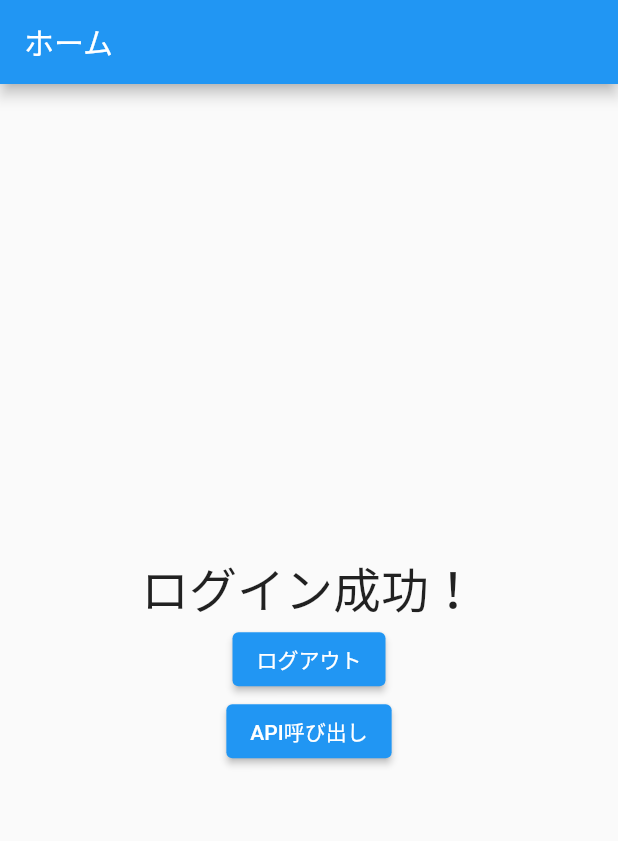
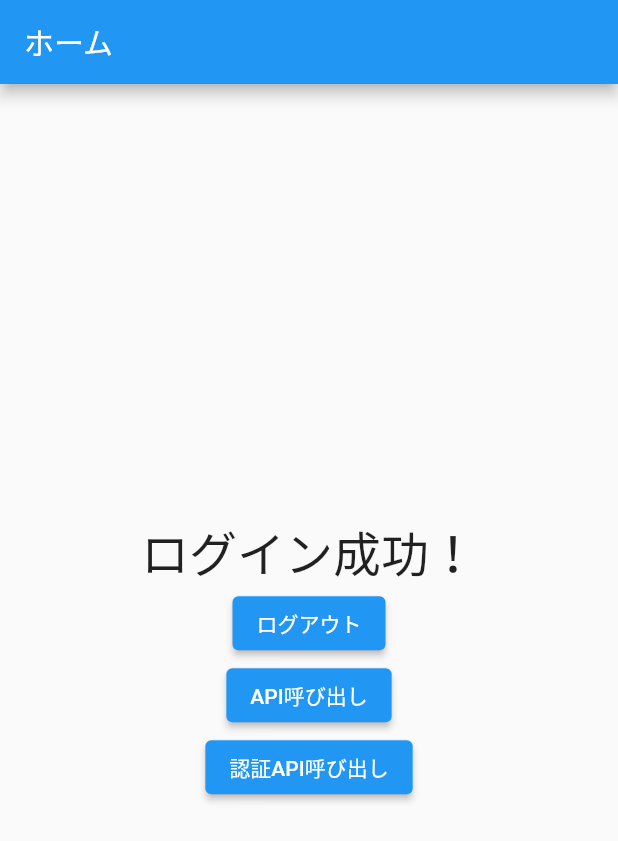
Before and after one commit to sota1111/flut, a Flutter app: the screen it shows after launch, on a phone screen of 412 x 824 dp. Shown: the top 841 px of the screen. Run offline on Flutter 3.47's test engine with Material 2 defaults, Android fonts, the phone set to English and light mode, and no system bars; our stand-ins replace flutter_riverpod, hive, hive_flutter, screenshot, share_plus; missing offline and left inert: amazon_cognito_identity_dart_2, amplify_auth_cognito, amplify_authenticator, amplify_flutter; accounts and stored records are empty.

Commit message:
認証API呼び出し追加

```diff
--- a/test_cognito_amplify/lib/main.dart
+++ b/test_cognito_amplify/lib/main.dart
@@ -59,6 +59,20 @@ class _AuthenticationAppState extends State<AuthenticationApp> {
     }
   }
 
+  Future<void> _callAuthApi() async {
+    const String url = 'https://oann6llonk.execute-api.ap-northeast-1.amazonaws.com/Prod/ask';
+    final response = await http.get(
+      Uri.parse(url),
+      headers: {'Content-Type': 'application/json'},
+    );
+
+    if (response.statusCode == 200) {
+      print('API Response: ${response.body}');
+    } else {
+      print('Error calling API: ${response.statusCode}');
+    }
+  }
+
   @override
   Widget build(BuildContext context) {
     return Authenticator(
@@ -79,6 +93,10 @@ class _AuthenticationAppState extends State<AuthenticationApp> {
                   onPressed: _callApi,
                   child: const Text('API呼び出し'),
                 ),
+                ElevatedButton(
+                  onPressed: _callAuthApi,
+                  child: const Text('認証API呼び出し'),
+                ),
               ],
             ),
           ),
```
